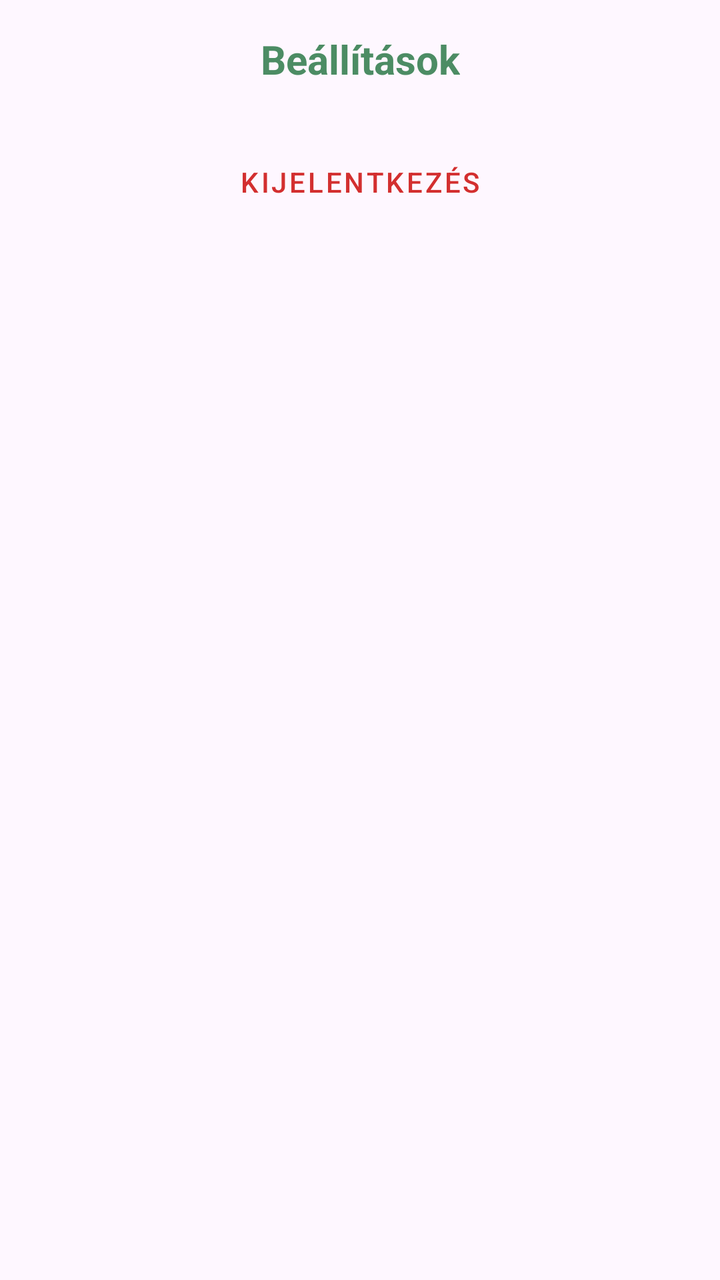
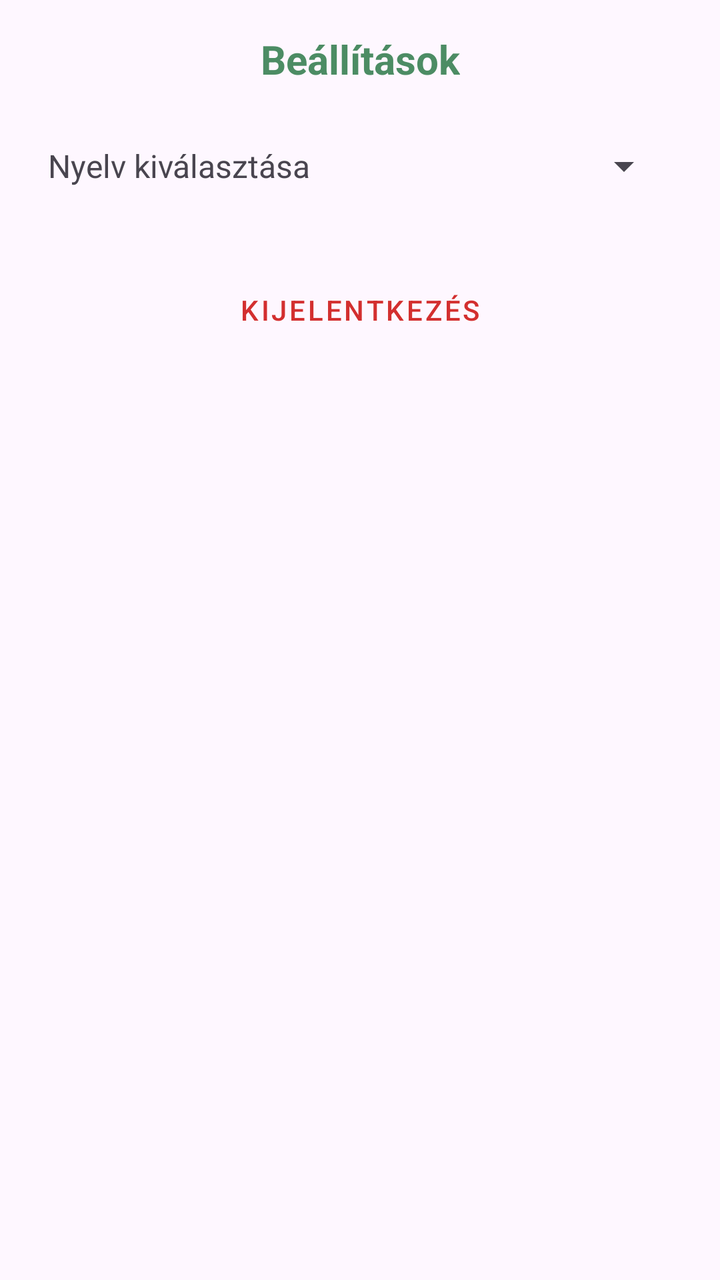

Two renders of the same Android screen: before a commit and after it. Below are the layout's source before the change and the commit's diff.
<!-- AndroidManifest.xml: application theme Theme.MyGameVault -->
<!-- res/layout/fragment_settings.xml -->
<?xml version="1.0" encoding="utf-8"?>
<androidx.constraintlayout.widget.ConstraintLayout xmlns:android="http://schemas.android.com/apk/res/android"
    xmlns:app="http://schemas.android.com/apk/res-auto"
    xmlns:tools="http://schemas.android.com/tools"
    android:id="@+id/clFeed"
    android:layout_width="match_parent"
    android:layout_height="match_parent"
    tools:context=".Fragments.SettingsFragment">

    <TextView
        android:id="@+id/tvHeaderSettings"
        android:layout_width="wrap_content"
        android:layout_height="wrap_content"
        android:text="@string/settings"
        android:textStyle="bold"
        android:textSize="20sp"
        android:textColor="@color/green"
        android:layout_marginTop="16dp"
        app:layout_constraintEnd_toEndOf="parent"
        app:layout_constraintStart_toStartOf="parent"
        app:layout_constraintTop_toTopOf="parent" />

    <com.google.android.material.button.MaterialButton
        android:id="@+id/btnLogout"
        style="@style/Widget.MaterialComponents.Button.TextButton"
        android:layout_width="match_parent"
        android:layout_height="wrap_content"
        android:layout_margin="24dp"
        android:text="@string/logout"
        android:textColor="@color/red"
        app:layout_constraintEnd_toEndOf="parent"
        app:layout_constraintStart_toStartOf="parent"
        app:layout_constraintTop_toBottomOf="@+id/tvHeaderSettings" />

</androidx.constraintlayout.widget.ConstraintLayout>
<!-- resources referenced by this layout -->
<resources>
  <color name="green">#4C8C64</color>
  <color name="red">#D32F2F</color>
  <string name="logout">Kijelentkezés</string>
  <string name="settings">Beállítások</string>
  <style name="Theme.MyGameVault" parent="Base.Theme.MyGameVault" />
  <style name="Base.Theme.MyGameVault" parent="Theme.Material3.DayNight.NoActionBar">
          
          
          <item name="colorPrimary">@color/green</item>
      </style>
</resources>

<!-- the commit's change to res/layout/fragment_settings.xml (unified diff, before → after) -->
@@ -20,6 +20,34 @@
         app:layout_constraintStart_toStartOf="parent"
         app:layout_constraintTop_toTopOf="parent" />
 
+    <LinearLayout
+        android:id="@+id/llLanguage"
+        android:layout_width="0dp"
+        android:layout_height="wrap_content"
+        android:layout_marginTop="16dp"
+        android:layout_marginStart="24dp"
+        android:layout_marginEnd="24dp"
+        android:gravity="center_vertical"
+        android:orientation="horizontal"
+        app:layout_constraintEnd_toEndOf="parent"
+        app:layout_constraintStart_toStartOf="parent"
+        app:layout_constraintTop_toBottomOf="@+id/tvHeaderSettings">
+
+        <TextView
+            android:id="@+id/tvLanguage"
+            android:layout_width="0dp"
+            android:layout_height="wrap_content"
+            android:layout_weight="1"
+            android:text="@string/language_select"
+            android:textSize="16sp" />
+
+        <Spinner
+            android:id="@+id/spLanguage"
+            android:layout_width="wrap_content"
+            android:layout_height="48dp" />
+
+    </LinearLayout>
+
     <com.google.android.material.button.MaterialButton
         android:id="@+id/btnLogout"
         style="@style/Widget.MaterialComponents.Button.TextButton"
@@ -30,6 +58,6 @@
         android:textColor="@color/red"
         app:layout_constraintEnd_toEndOf="parent"
         app:layout_constraintStart_toStartOf="parent"
-        app:layout_constraintTop_toBottomOf="@+id/tvHeaderSettings" />
+        app:layout_constraintTop_toBottomOf="@+id/llLanguage" />
 
 </androidx.constraintlayout.widget.ConstraintLayout>
<!-- resource entries referenced after the edit -->
@@ -2,6 +2,7 @@
 <resources>
   <color name="green">#4C8C64</color>
   <color name="red">#D32F2F</color>
+  <string name="language_select">Nyelv kiválasztása</string>
   <string name="logout">Kijelentkezés</string>
   <string name="settings">Beállítások</string>
   <style name="Theme.MyGameVault" parent="Base.Theme.MyGameVault" />
